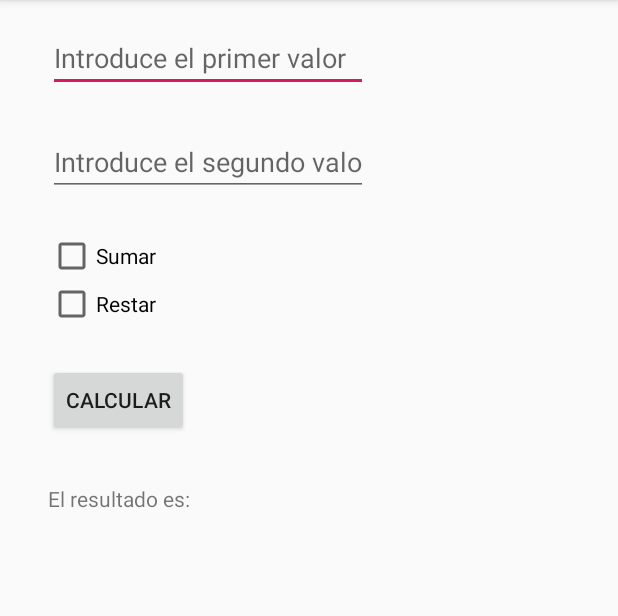
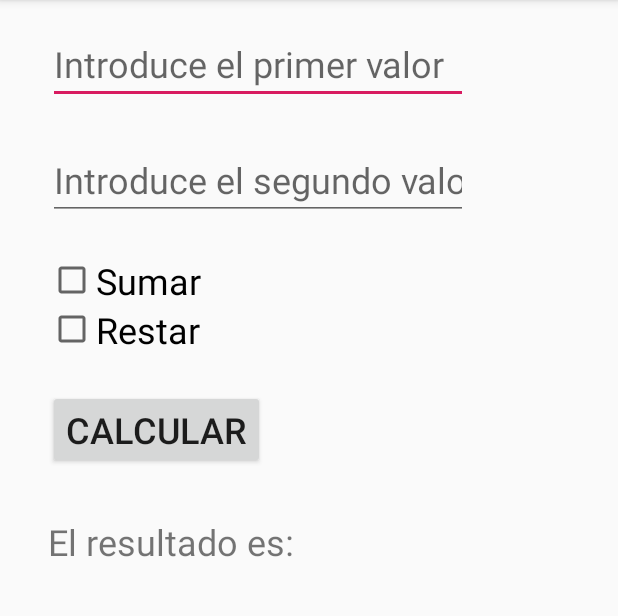
Before and after one commit to Worome/Practica_CheckBox, an Android app: the screen it shows after launch (MainActivity), on a phone screen of 412 x 824 dp, the part 84-700 px from its top. Run offline under Robolectric (Android 15) with nearby library versions, the phone set to English and light mode, and no system bars.

Commit message:
Acabada interfaz 1

```diff
--- a/app/src/main/res/layout/activity_main.xml
+++ b/app/src/main/res/layout/activity_main.xml
@@ -16,6 +16,7 @@
         android:ems="10"
         android:hint="@string/txt_valor1"
         android:inputType="number"
+        android:textSize="24sp"
         app:layout_constraintStart_toStartOf="parent"
         app:layout_constraintTop_toTopOf="parent" />
 
@@ -29,6 +30,7 @@
         android:ems="10"
         android:hint="@string/txt_valor2"
         android:inputType="number"
+        android:textSize="24sp"
         app:layout_constraintStart_toStartOf="parent"
         app:layout_constraintTop_toBottomOf="@+id/et_numero1" />
 
@@ -40,6 +42,7 @@
         android:layout_marginLeft="32dp"
         android:layout_marginTop="24dp"
         android:text="@string/chSuma"
+        android:textSize="24sp"
         app:layout_constraintStart_toStartOf="parent"
         app:layout_constraintTop_toBottomOf="@+id/et_numero2" />
 
@@ -50,6 +53,7 @@
         android:layout_marginStart="32dp"
         android:layout_marginLeft="32dp"
         android:text="@string/chResta"
+        android:textSize="24sp"
         app:layout_constraintStart_toStartOf="parent"
         app:layout_constraintTop_toBottomOf="@+id/chSuma" />
 
@@ -61,6 +65,7 @@
         android:layout_marginLeft="32dp"
         android:layout_marginTop="24dp"
         android:text="@string/btn_Calculo"
+        android:textSize="24sp"
         app:layout_constraintStart_toStartOf="parent"
         app:layout_constraintTop_toBottomOf="@+id/chResta" />
 
@@ -72,6 +77,7 @@
         android:layout_marginLeft="32dp"
         android:layout_marginTop="32dp"
         android:text="@string/tv_res"
+        android:textSize="24sp"
         app:layout_constraintStart_toStartOf="parent"
         app:layout_constraintTop_toBottomOf="@+id/btnCalcular" />
 </android.support.constraint.ConstraintLayout>
```
